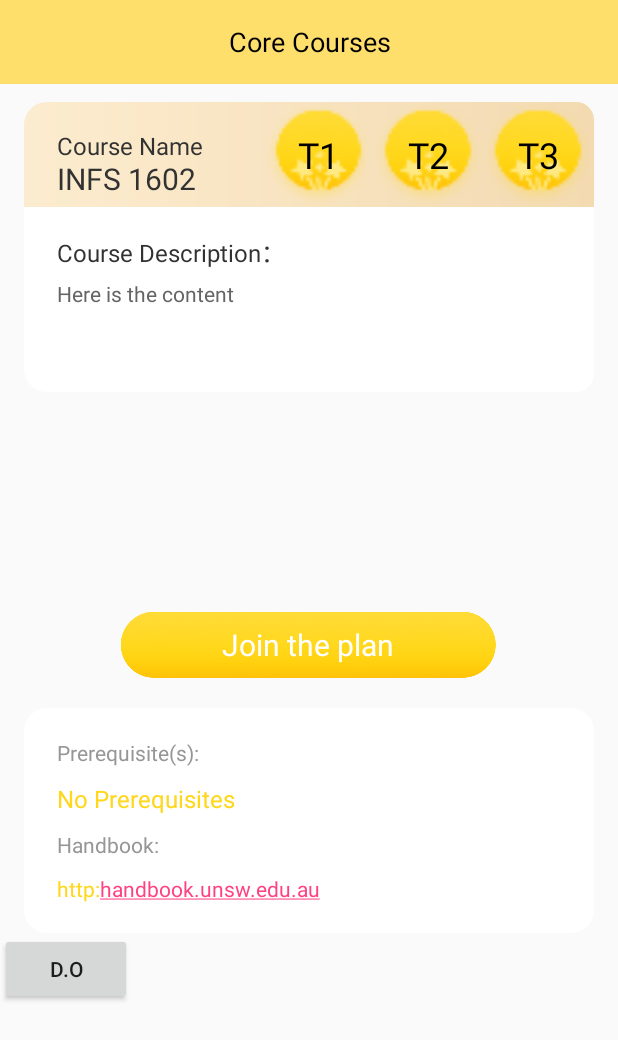
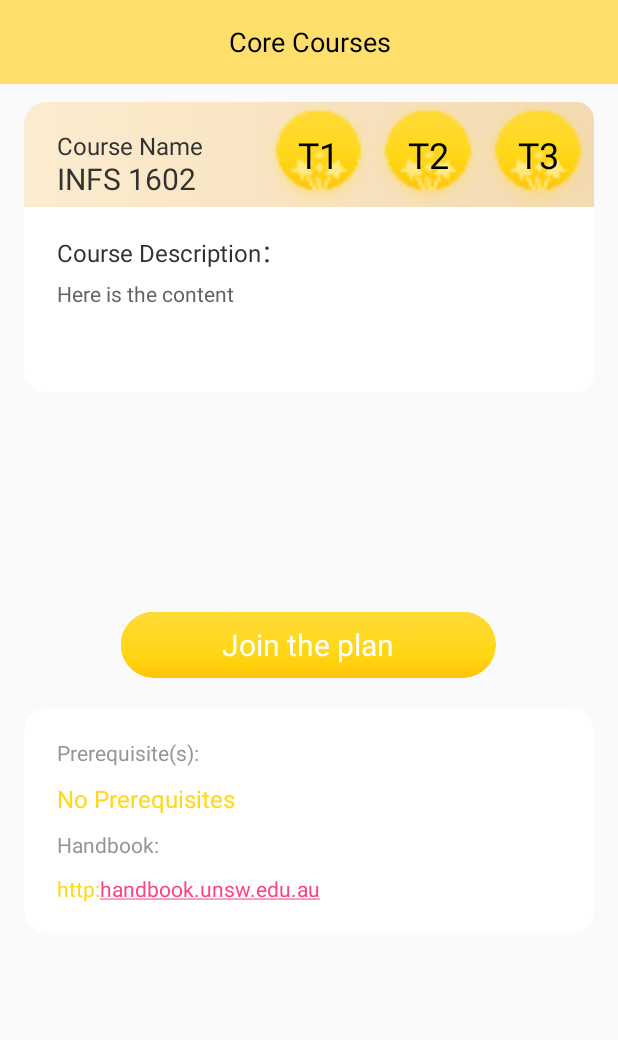
Before and after one commit to ShitangJian/MapUNSW, an Android app: the course_overview screen opened directly, with no data from a screen before it, on a phone screen of 412 x 824 dp. Shown: the top 1040 px of the screen. Run offline under Robolectric (Android 15) with nearby library versions, the phone set to English and light mode, and no system bars; our stand-ins replace CircleImageView, Firebase (no records; nobody signed in at launch, a user with empty details on screens opened directly); 1 statement that could not run was skipped.

```diff
--- a/app/src/main/java/com/example/cris/programplaner/RetrieveCourse.java
+++ b/app/src/main/java/com/example/cris/programplaner/RetrieveCourse.java
@@ -32,6 +32,7 @@ public class RetrieveCourse extends MainActivity {
     ArrayList<String> list;
     ArrayAdapter <String> adapter;
     CoreCourse course;
+    public static String courseType;
     public static String selectedCourse;
     @Override
     protected void onCreate(Bundle savedInstanceState) {
@@ -46,7 +47,7 @@ public class RetrieveCourse extends MainActivity {
         database = FirebaseDatabase.getInstance();
         ref = database.getReference("Course");
         //if statement to capture core, free elective, prescribed elective or general education
-        Query CoreQuery = ref.orderByChild("CourseType").equalTo(MainActivity.courseType);
+        Query CoreQuery = ref.orderByChild("CourseType").equalTo(courseType);
 
         list = new ArrayList<>();
         adapter = new ArrayAdapter<String>(this,R.layout.search_format,R.id.coreCourseInfo, list);
@@ -81,7 +82,7 @@ public class RetrieveCourse extends MainActivity {
 
     public void title() {
         TextView courseBrowserHeader = (TextView)findViewById(R.id.courseBrowserHeader);
-        String title = MainActivity.courseType;
+        String title = RetrieveCourse.courseType;
         if (title == "Core") {
             courseBrowserHeader.setText("Core Courses");
         }
--- a/app/src/main/java/com/example/cris/programplaner/course_overview.java
+++ b/app/src/main/java/com/example/cris/programplaner/course_overview.java
@@ -42,13 +42,8 @@ public class course_overview extends MainActivity {
         super.onCreate(savedInstanceState);
         setContentView(R.layout.activity_special);
 
-
-
         course = new CoreCourse();
         prerequisite = new Prerequisite();
-
-        //TO DO
-        // 1: Determine Pre-requisites
 
         database = FirebaseDatabase.getInstance();
         createlist();
@@ -62,16 +57,6 @@ public class course_overview extends MainActivity {
 
             }
         });
-        Button degreeOverview = findViewById(R.id.goToDegreeOverview1);
-        degreeOverview.setOnClickListener(new View.OnClickListener(){
-            @Override
-            public void onClick(View view) {
-                startActivity(new Intent(course_overview.this,CourseOverview.class));
-            }
-        });
-
-
-        //Display prerequisite(s)
 
     }
 
--- a/app/src/main/res/layout/activity_special.xml
+++ b/app/src/main/res/layout/activity_special.xml
@@ -199,10 +199,4 @@
             android:textSize="14sp" />
     </LinearLayout>
 
-    <Button
-        android:id="@+id/goToDegreeOverview1"
-        android:layout_width="wrap_content"
-        android:layout_height="wrap_content"
-        android:onClick="onClick"
-        android:text="D.O" />
 </LinearLayout>
--- a/app/src/main/res/layout/choose_term.xml
+++ b/app/src/main/res/layout/choose_term.xml
@@ -61,7 +61,7 @@
     </RelativeLayout>
 
     <TextView
-        android:id="@+id/textView6"
+        android:id="@+id/tv_credit"
         android:layout_width="wrap_content"
         android:layout_height="wrap_content"
         android:layout_marginStart="8dp"
```
Also changed, not shown: app/src/main/java/com/example/cris/programplaner/MainActivity.java (+4 -4 lines), app/src/main/java/com/example/cris/programplaner/ProgressionPlanner.java (+36 -4 lines).
